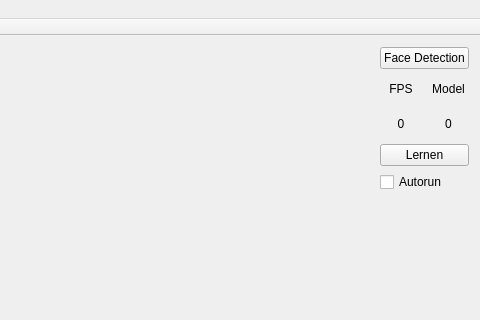
Old version of the form AufmerksamkeitTracken/mainwindow.ui in the repository Fomore/Master; both pictures show x 460 to 940 and y 0 to 320 of the 940 by 857 pixel window.
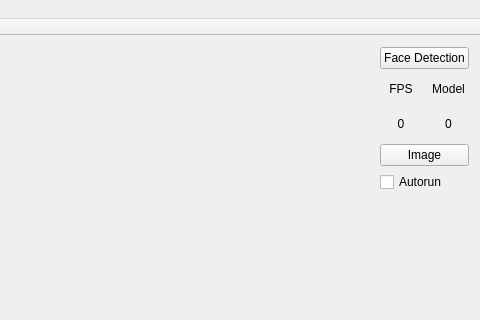
New version of the form.

What changed in the file:
```diff
--- a/AufmerksamkeitTracken/mainwindow.ui
+++ b/AufmerksamkeitTracken/mainwindow.ui
@@ -121,7 +121,7 @@
       <item>
        <widget class="QPushButton" name="Learn_Button">
         <property name="text">
-         <string>Lernen</string>
+         <string>Image</string>
         </property>
        </widget>
       </item>
```
